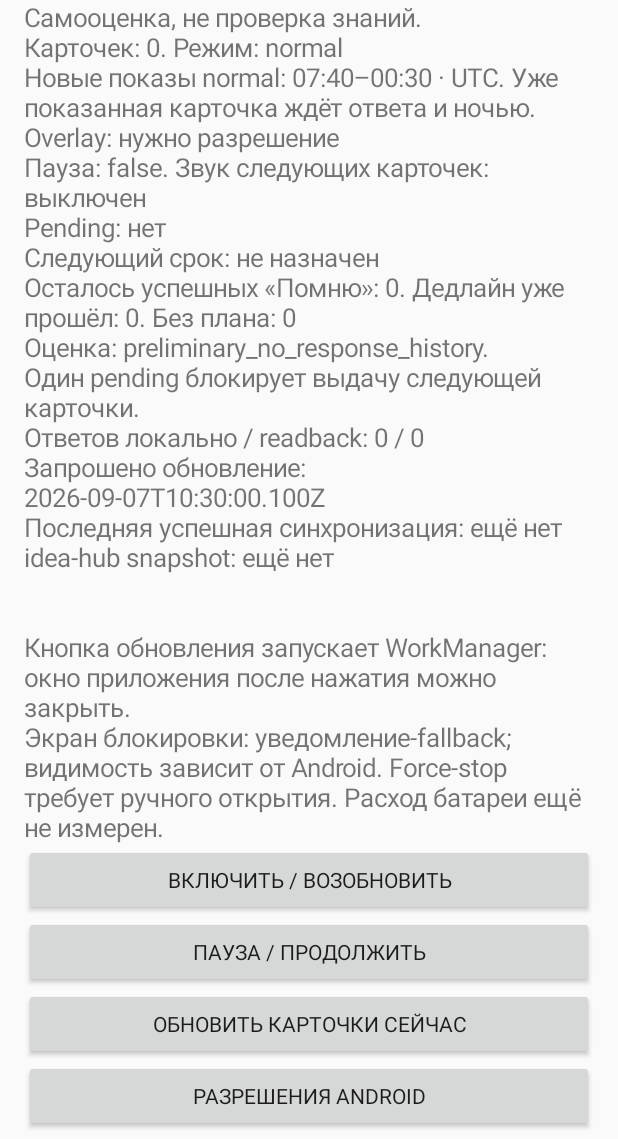
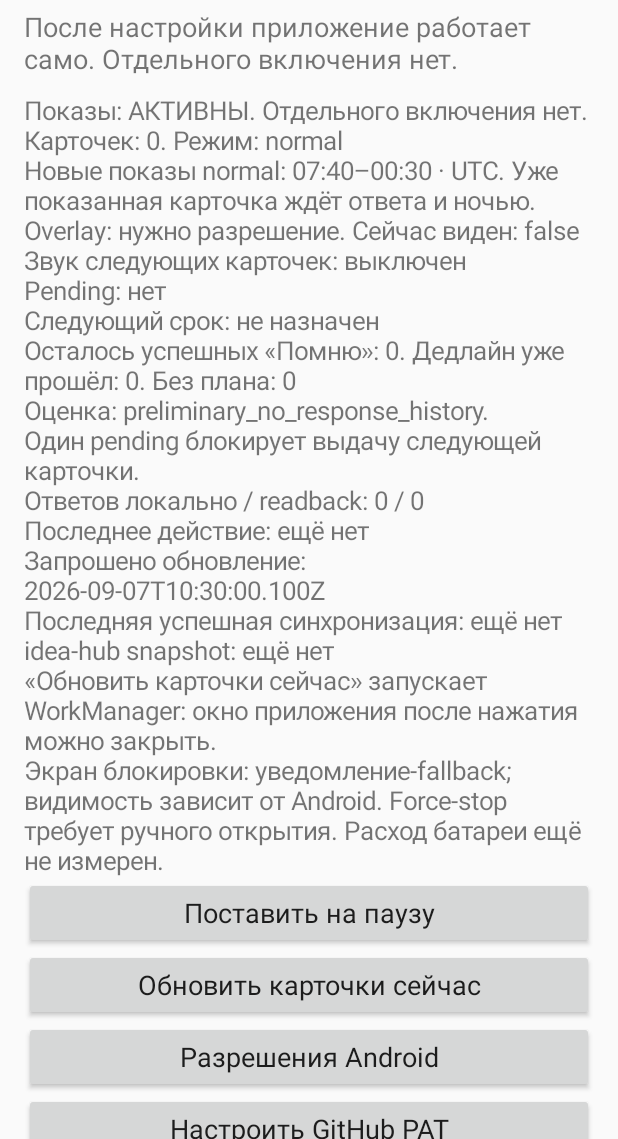
Before and after one commit to onedayonemasterpiece/repeat-it, an Android app: the screen it shows after launch (MainActivity), on a phone screen of 412 x 824 dp, the part 97-1236 px from its top. Run offline under Robolectric (Android 15) with nearby library versions, the light colour scheme and no system bars; 4 statements that could not run were skipped.

Commit message:
Replace hidden enable gate with stateful controls

```diff
--- a/app/src/main/java/com/onedayonemasterpiece/repeatit/MainActivity.java
+++ b/app/src/main/java/com/onedayonemasterpiece/repeatit/MainActivity.java
@@ -11,20 +11,25 @@ import android.view.*;
 import android.widget.*;
 import androidx.core.content.ContextCompat;
 import com.onedayonemasterpiece.repeatit.core.Engine;
+import java.time.Instant;
 
 public final class MainActivity extends Activity {
     public static volatile boolean visible=false;
-    private Store store;private TextView status;
+    private Store store;private TextView status;private Button pauseButton,syncButton;
     private final BroadcastReceiver changed=new BroadcastReceiver(){@Override public void onReceive(Context c,Intent i){renderStatus();}};
     @Override public void onCreate(Bundle b){
         super.onCreate(b);getWindow().addFlags(WindowManager.LayoutParams.FLAG_SECURE);store=Store.get(this);
         LinearLayout page=new LinearLayout(this);page.setOrientation(LinearLayout.VERTICAL);page.setPadding(24,32,24,32);
-        TextView title=new TextView(this);title.setText("Повторение");title.setTextSize(32);page.addView(title);status=new TextView(this);status.setTextSize(17);page.addView(status);
-        button(page,"Включить / возобновить",()->{store.put("enabled","true");store.put("paused","false");Delivery.start(this);Delivery.arm(this);renderStatus();});
-        button(page,"Пауза / продолжить",()->{store.put("paused",String.valueOf(!store.value("paused","false").equals("true")));sendBroadcast(new Intent(Delivery.CHANGED).setPackage(getPackageName()));renderStatus();});
-        button(page,"Обновить карточки сейчас",()->{SyncWorker.configure(this,true);renderStatus();});
+        TextView title=new TextView(this);title.setText("Повторение");title.setTextSize(32);page.addView(title);
+        TextView subtitle=new TextView(this);subtitle.setText("После настройки приложение работает само. Отдельного включения нет.");subtitle.setTextSize(18);subtitle.setPadding(0,8,0,16);page.addView(subtitle);
+        status=new TextView(this);status.setTextSize(17);page.addView(status);
+        pauseButton=button(page,"",this::togglePause);
+        syncButton=button(page,"Обновить карточки сейчас",()->{
+            store.put("last_ui_action","manual_sync_tap@"+Instant.now());SyncWorker.configure(this,true);syncButton.setText("Обновление запрошено…");Toast.makeText(this,"Синхронизация запущена — окно можно закрыть",Toast.LENGTH_SHORT).show();syncButton.postDelayed(()->{syncButton.setText("Обновить карточки сейчас");renderStatus();},1400);
+        });
         button(page,"Разрешения Android",()->new AlertDialog.Builder(this).setTitle("Для автономного показа")
             .setItems(new String[]{"Поверх других приложений","Уведомления","Точный ближайший сигнал"},(dialog,index)->{
+                store.put("last_ui_action","permissions_"+index+"@"+Instant.now());
                 if(index==0)startActivity(new Intent(Settings.ACTION_MANAGE_OVERLAY_PERMISSION,Uri.parse("package:"+getPackageName())));
                 if(index==1&&Build.VERSION.SDK_INT>=33)requestPermissions(new String[]{Manifest.permission.POST_NOTIFICATIONS},71);
                 if(index==2&&Build.VERSION.SDK_INT>=31)startActivity(new Intent(Settings.ACTION_REQUEST_SCHEDULE_EXACT_ALARM,Uri.parse("package:"+getPackageName())));
@@ -33,31 +38,40 @@ public final class MainActivity extends Activity {
             EditText entry=new EditText(this);entry.setInputType(InputType.TYPE_CLASS_TEXT|InputType.TYPE_TEXT_VARIATION_PASSWORD);entry.setSingleLine();entry.setImportantForAutofill(View.IMPORTANT_FOR_AUTOFILL_NO);
             AlertDialog dialog=new AlertDialog.Builder(this).setTitle("Fine-grained PAT только для idea-hub")
                 .setMessage("Contents: read/write. GitHub ограничивает ключ репозиторием, не папкой. Приложение читает learning/ и пишет только свой progress. Ключ не передаётся в журнал или резервную копию.")
-                .setView(entry).setPositiveButton("Сохранить",(d,w)->{try{new TokenVault(this).save(entry.getText().toString());entry.getText().clear();SyncWorker.configure(this,true);}catch(Exception e){entry.getText().clear();store.put("sync_error","token_save_failed:"+e.getClass().getSimpleName());}renderStatus();})
+                .setView(entry).setPositiveButton("Сохранить",(d,w)->{try{new TokenVault(this).save(entry.getText().toString());entry.getText().clear();store.put("last_ui_action","pat_saved@"+Instant.now());SyncWorker.configure(this,true);Toast.makeText(this,"Ключ сохранён, синхронизация запущена",Toast.LENGTH_SHORT).show();}catch(Exception e){entry.getText().clear();store.put("sync_error","token_save_failed:"+e.getClass().getSimpleName());Toast.makeText(this,"Не удалось сохранить ключ",Toast.LENGTH_LONG).show();}renderStatus();})
                 .setNegativeButton("Отмена",(d,w)->entry.getText().clear()).create();dialog.show();dialog.getWindow().addFlags(WindowManager.LayoutParams.FLAG_SECURE);
         });
-        ScrollView scroll=new ScrollView(this);scroll.addView(page);setContentView(scroll);ContextCompat.registerReceiver(this,changed,new IntentFilter(Delivery.CHANGED),ContextCompat.RECEIVER_NOT_EXPORTED);
+        ScrollView scroll=new ScrollView(this);scroll.addView(page);setContentView(scroll);ContextCompat.registerReceiver(this,changed,new IntentFilter(Delivery.CHANGED),ContextCompat.RECEIVER_NOT_EXPORTED);renderStatus();
     }
-    private void button(LinearLayout parent,String label,Runnable action){Button b=new Button(this);b.setText(label);b.setOnClickListener(v->action.run());parent.addView(b);}
+    private Button button(LinearLayout parent,String label,Runnable action){Button b=new Button(this);b.setText(label);b.setAllCaps(false);b.setTextSize(18);b.setMinHeight(64);b.setOnClickListener(v->action.run());parent.addView(b,new LinearLayout.LayoutParams(-1,-2));return b;}
+    private void togglePause(){
+        boolean paused=!store.value("paused","false").equals("true");store.put("paused",String.valueOf(paused));store.put("last_ui_action",(paused?"pause":"resume")+"_tap@"+Instant.now());
+        if(paused){Delivery.start(this);Delivery.arm(this);sendBroadcast(new Intent(Delivery.CHANGED).setPackage(getPackageName()));Toast.makeText(this,"Показы поставлены на паузу",Toast.LENGTH_SHORT).show();}
+        else{Delivery.start(this);Delivery.arm(this);sendBroadcast(new Intent(Delivery.CHANGED).setPackage(getPackageName()));Toast.makeText(this,"Показы продолжены",Toast.LENGTH_SHORT).show();}
+        renderStatus();
+    }
     private void renderStatus(){
-        Engine.Decision d=store.decision();Store.Pending p=store.pending();StringBuilder s=new StringBuilder("Самооценка, не проверка знаний.\n");
+        if(status==null)return;boolean paused=store.value("paused","false").equals("true");if(pauseButton!=null)pauseButton.setText(paused?"Продолжить показы":"Поставить на паузу");
+        Engine.Decision d=store.decision();Store.Pending p=store.pending();StringBuilder s=new StringBuilder();
+        s.append("Показы: ").append(paused?"ПАУЗА":"АКТИВНЫ").append(". Отдельного включения нет.\n");
         s.append("Карточек: ").append(store.cards().size()).append(". Режим: ").append(store.mode()).append("\n");
         s.append("Новые показы normal: 07:40–00:30 · ").append(java.time.ZoneId.systemDefault()).append(". Уже показанная карточка ждёт ответа и ночью.\n");
-        s.append("Overlay: ").append(Settings.canDrawOverlays(this)?"разрешён":"нужно разрешение").append("\n");
-        s.append("Пауза: ").append(store.value("paused","false")).append(". Звук следующих карточек: ").append(store.sound()?"включён":"выключен").append("\n");
+        s.append("Overlay: ").append(Settings.canDrawOverlays(this)?"разрешён":"нужно разрешение").append(". Сейчас виден: ").append(store.value("overlay_visible","false")).append("\n");
+        s.append("Звук следующих карточек: ").append(store.sound()?"включён":"выключен").append("\n");
         s.append("Pending: ").append(p==null?"нет":p.id).append("\n");s.append("Следующий срок: ").append(d.due==null?"не назначен":d.due.atZone(java.time.ZoneId.systemDefault())).append("\n");
         s.append("Осталось успешных «Помню»: ").append(d.remaining).append(". Дедлайн уже прошёл: ").append(d.expired).append(". Без плана: ").append(d.withoutPlan).append("\n");
         if(d.loads!=null)for(Engine.Load load:d.loads)s.append("До ").append(load.deadline).append(": ").append(load.cumulative).append(" успешных повторений; расчётный темп ").append((load.requiredPerAllowedHour==null?"нет разрешённого времени":String.format(java.util.Locale.ROOT,"%.2f",load.requiredPerAllowedHour))).append(" за час окна новых показов.\n");
         s.append("Оценка: ").append(d.feasibility).append(". Один pending блокирует выдачу следующей карточки.\n");
         s.append("Ответов локально / readback: ").append(store.eventCount(false)).append(" / ").append(store.eventCount(true)).append("\n");
+        s.append("Последнее действие: ").append(store.value("last_ui_action","ещё нет")).append("\n");
         s.append("Запрошено обновление: ").append(store.value("sync_requested_at","ещё нет")).append("\n");
         s.append("Последняя успешная синхронизация: ").append(store.value("last_sync","ещё нет")).append("\n");
         s.append("idea-hub snapshot: ").append(store.value("last_sync_source_sha","ещё нет")).append("\n");
-        s.append(store.value("sync_error","")).append("\n").append(store.value("delivery_error","")).append("\n");
-        s.append("Кнопка обновления запускает WorkManager: окно приложения после нажатия можно закрыть.\n");
+        String sync=store.value("sync_error","");String delivery=store.value("delivery_error","");if(!sync.isEmpty())s.append("Sync: ").append(sync).append("\n");if(!delivery.isEmpty())s.append("Delivery: ").append(delivery).append("\n");
+        s.append("«Обновить карточки сейчас» запускает WorkManager: окно приложения после нажатия можно закрыть.\n");
         s.append("Экран блокировки: уведомление-fallback; видимость зависит от Android. Force-stop требует ручного открытия. Расход батареи ещё не измерен.");status.setText(s);
     }
-    @Override protected void onResume(){super.onResume();visible=true;SyncWorker.configure(this,true);sendBroadcast(new Intent(Delivery.CHANGED).setPackage(getPackageName()));Delivery.start(this);renderStatus();}
+    @Override protected void onResume(){super.onResume();visible=true;SyncWorker.configure(this,true);sendBroadcast(new Intent(Delivery.CHANGED).setPackage(getPackageName()));Delivery.start(this);Delivery.arm(this);renderStatus();}
     @Override protected void onPause(){visible=false;sendBroadcast(new Intent(Delivery.CHANGED).setPackage(getPackageName()));super.onPause();}
     @Override protected void onDestroy(){unregisterReceiver(changed);super.onDestroy();}
 }
```
